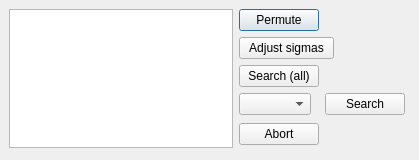
The window that src/gui/wavegendialog.ui (CompEphys-team/rtdo) describes before a commit, drawn with Qt 5.
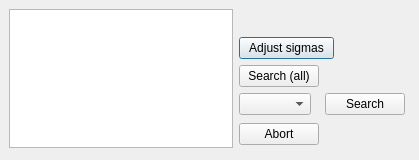
The same window after the commit.

Commit message: Removed Wavegen permute to prep for random sampling

What changed in the file:
```diff
--- a/src/gui/wavegendialog.ui
+++ b/src/gui/wavegendialog.ui
@@ -13,19 +13,6 @@
   <property name="windowTitle">
    <string>Voltage clamp waveform generation</string>
   </property>
-  <widget class="QPushButton" name="btnPermute">
-   <property name="geometry">
-    <rect>
-     <x>239</x>
-     <y>9</y>
-     <width>80</width>
-     <height>22</height>
-    </rect>
-   </property>
-   <property name="text">
-    <string>Permute</string>
-   </property>
-  </widget>
   <widget class="QPushButton" name="btnSigadjust">
    <property name="geometry">
     <rect>
```
The commit also changes 9 other files.
